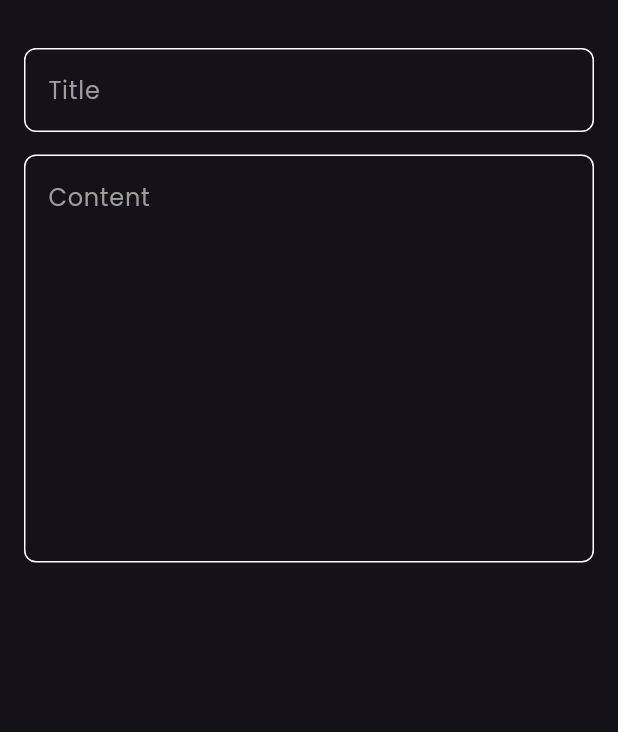
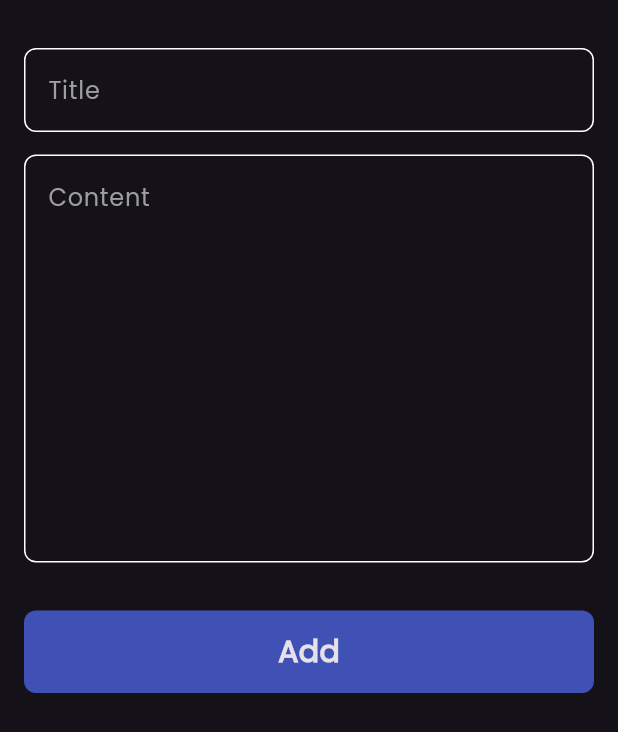
Before and after one commit to 7abrouk/NoteApp, a Flutter app: the AddNoteBottomSheet widget shown alone on an empty page, opened directly, on a phone screen of 412 x 824 dp. Shown: the top 732 px of the screen. Run offline on Flutter 3.47's test engine with Material 3 defaults, Android fonts, the phone set to English and light mode, and no system bars.

Commit message:
finish notes button sheet

```diff
--- a/lib/views/widgets/add_note_bottom_sheet.dart
+++ b/lib/views/widgets/add_note_bottom_sheet.dart
@@ -1,4 +1,5 @@
 import 'package:flutter/material.dart';
+import 'package:note_app/views/widgets/custom_button.dart';
 import 'package:note_app/views/widgets/custom_text_field.dart';
 
 class AddNoteBottomSheet extends StatelessWidget {
@@ -8,6 +9,7 @@ class AddNoteBottomSheet extends StatelessWidget {
   Widget build(BuildContext context) {
     return Padding(
       padding: const EdgeInsets.symmetric(horizontal: 16),
+      child: SingleChildScrollView(
         child: Column(
           children: [
             SizedBox(
@@ -23,7 +25,10 @@ class AddNoteBottomSheet extends StatelessWidget {
               maxLines: 10,
               hintText: 'Content',
             ),
+           SizedBox(height: 32,),
+            CustomButton(),
           ],
+        ),
       ),
     );
   }
--- /dev/null
+++ b/lib/views/widgets/custom_button.dart
@@ -0,0 +1,18 @@
+import 'package:flutter/material.dart';
+
+class CustomButton extends StatelessWidget {
+  const CustomButton({super.key});
+
+  @override
+  Widget build(BuildContext context) {
+    return Container(
+      decoration: BoxDecoration(
+        borderRadius: BorderRadius.circular(8),
+        color: Colors.indigo,
+      ),
+      width: MediaQuery.of(context).size.width,
+      height: 55,
+      child: Center(child: Text('Add',style: TextStyle(fontSize: 20,fontWeight: FontWeight.bold ),)),
+    );
+  }
+}
```
Lines whose indentation alone changed are shown as unchanged.
